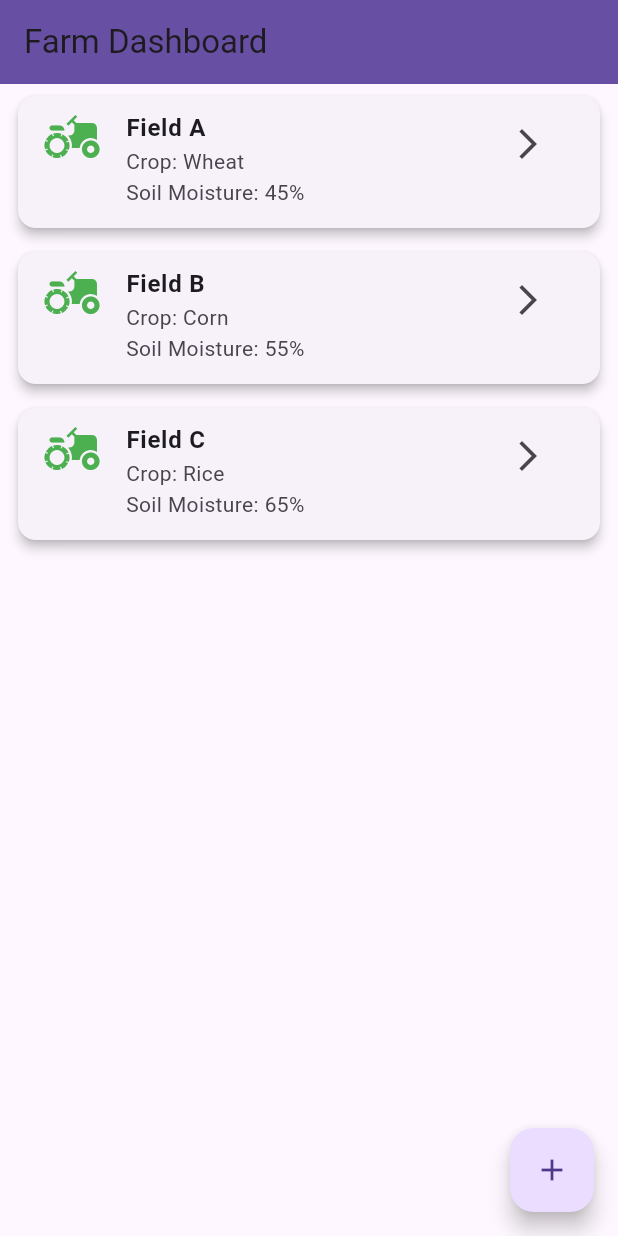
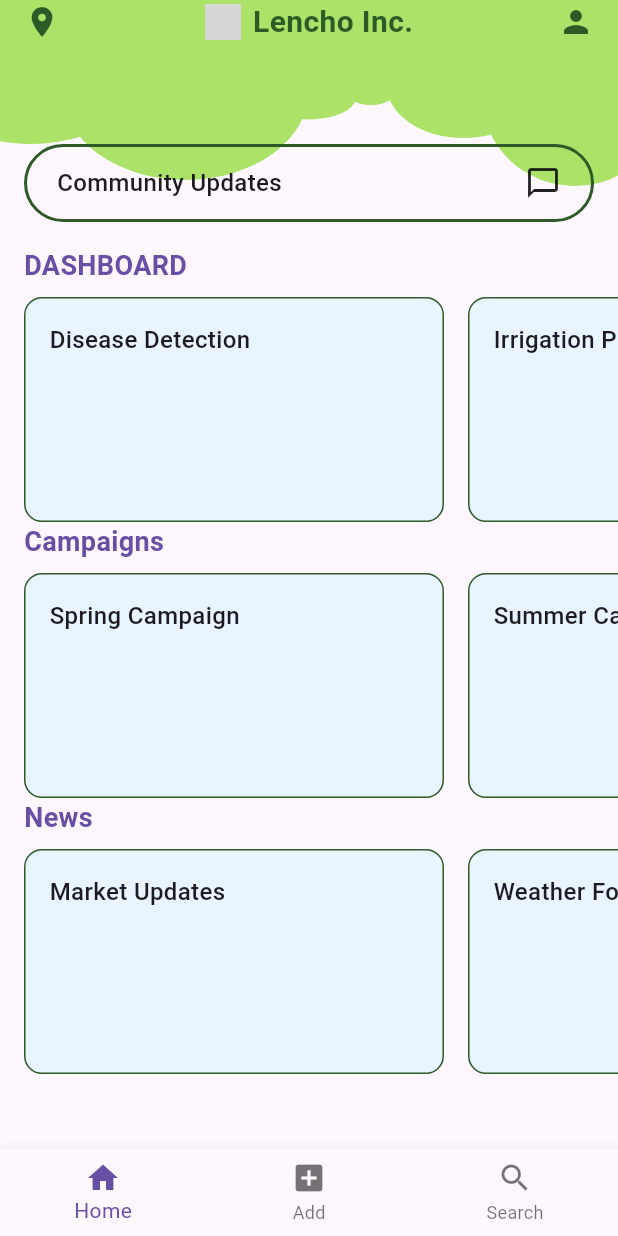
Before and after one commit to Niketw/lencho-server, a Flutter app: the HomePage screen opened directly, on a phone screen of 412 x 824 dp. Run offline on Flutter 3.47's test engine with Material 3 defaults, Android fonts, the light colour scheme and no system bars; our stand-ins replace cloud_firestore, firebase_auth, firebase_core, get; accounts and stored records are empty; generated files the repository leaves out were written again; grey boxes are pictures that could not be loaded.

Commit message:
home page design

```diff
--- a/lib/screens/auth/Email_Verification_Page.dart
+++ b/lib/screens/auth/Email_Verification_Page.dart
@@ -1,6 +1,6 @@
 import 'package:flutter/material.dart';
 import 'package:get/get.dart';
-import 'package:lencho/controllers/email.verification_controller.dart';
+import 'package:lencho/controllers/auth/email_verification_controller.dart';
 import 'package:lencho/widgets/auth/email_verification_widgets.dart'; // Adjust the import path as needed
 
 class EmailVerificationPage extends StatelessWidget {
--- a/lib/screens/auth/Phone_Verification_Page.dart
+++ b/lib/screens/auth/Phone_Verification_Page.dart
@@ -1,6 +1,6 @@
 import 'package:flutter/material.dart';
 import 'package:get/get.dart';
-import 'package:lencho/controllers/phone_verification_controller.dart';
+import 'package:lencho/controllers/auth/phone_verification_controller.dart';
 
 class PhoneVerificationPage extends StatelessWidget {
   final String verificationId;
--- a/lib/screens/home/home_page.dart
+++ b/lib/screens/home/home_page.dart
@@ -1,57 +1,177 @@
 import 'package:flutter/material.dart';
+import 'package:lencho/widgets/BushCloudRotated.dart';
+import 'package:lencho/widgets/home/section_widgets.dart';
 
 class HomePage extends StatelessWidget {
   const HomePage({super.key});
 
-  // Dummy data for farm fields.
-  final List<Map<String, String>> farmFields = const [
-    {"name": "Field A", "crop": "Wheat", "moisture": "45%"},
-    {"name": "Field B", "crop": "Corn", "moisture": "55%"},
-    {"name": "Field C", "crop": "Rice", "moisture": "65%"},
-  ];
-
   @override
   Widget build(BuildContext context) {
     return Scaffold(
-      appBar: AppBar(
-        title: const Text("Farm Dashboard"),
-        backgroundColor: Theme.of(context).colorScheme.primary,
-      ),
-      body: ListView.builder(
-        itemCount: farmFields.length,
-        itemBuilder: (context, index) {
-          final field = farmFields[index];
-          return Card(
-            margin: const EdgeInsets.symmetric(horizontal: 12, vertical: 8),
-            elevation: 3,
-            child: ListTile(
-              leading: const Icon(Icons.agriculture,
-                  size: 40, color: Colors.green),
-              title: Text(
-                field["name"]!,
-                style: const TextStyle(fontWeight: FontWeight.bold),
+      body: Column(
+        children: [
+          // Header with BushCloud
+          Stack(
+            children: [
+              const SizedBox(
+                height: 80,
+                width: double.infinity,
+                child: BushCloudRotated(),
               ),
-              subtitle: Text(
-                "Crop: ${field["crop"]!}\nSoil Moisture: ${field["moisture"]!}",
-                style: const TextStyle(height: 1.5),
+              SafeArea(
+                child: Padding(
+                  padding: const EdgeInsets.symmetric(horizontal: 16.0),
+                  child: Row(
+                    mainAxisAlignment: MainAxisAlignment.spaceBetween,
+                    children: [
+                      const Icon(Icons.location_on, color: Color(0xFF2D5A27)),
+                      Row(
+                        children: [
+                          Image.asset('assets/icon/icon.png', height: 24),
+                          const SizedBox(width: 8),
+                          const Text(
+                            'Lencho Inc.',
+                            style: TextStyle(
+                              fontSize: 20,
+                              color: Color(0xFF2D5A27),
+                              fontWeight: FontWeight.bold,
+                            ),
+                          ),
+                        ],
+                      ),
+                      const Icon(Icons.person, color: Color(0xFF2D5A27)),
+                    ],
+                  ),
+                ),
               ),
-              isThreeLine: true,
-              trailing: IconButton(
-                icon: const Icon(Icons.arrow_forward_ios),
-                onPressed: () {
-                  // Navigate to field details (to be implemented)
-                },
+            ],
+          ),
+
+          // Scrollable Content
+          Expanded(
+            child: SingleChildScrollView(
+              child: Column(
+                crossAxisAlignment: CrossAxisAlignment.start,
+                children: [
+                  // Community Updates
+                  Padding(
+                    padding: const EdgeInsets.all(16.0),
+                    child: InkWell(
+                      onTap: () {
+                        Navigator.pushNamed(context, '/community');
+                      },
+                      child: Container(
+                        padding: const EdgeInsets.symmetric(
+                          horizontal: 20,
+                          vertical: 12,
+                        ),
+                        decoration: BoxDecoration(
+                          border: Border.all(
+                            color: const Color(0xFF2D5A27),
+                            width: 2,
+                          ),
+                          borderRadius: BorderRadius.circular(30),
+                        ),
+                        child: Row(
+                          mainAxisAlignment: MainAxisAlignment.spaceBetween,
+                          children: const [
+                            Text(
+                              'Community Updates',
+                              style: TextStyle(
+                                fontSize: 16,
+                                fontWeight: FontWeight.w500,
+                              ),
+                            ),
+                            Icon(Icons.chat_bubble_outline),
+                          ],
+                        ),
+                      ),
+                    ),
+                  ),
+
+                  // Dashboard Section
+                  ScrollableSection(
+                    title: 'DASHBOARD',
+                    items: [
+                      SectionItem(
+                        title: 'Disease Detection',
+                        onTap: () => Navigator.pushNamed(
+                          context,
+                          '/dashboard/disease',
+                        ),
+                      ),
+                      SectionItem(
+                        title: 'Irrigation Plan',
+                        onTap: () => Navigator.pushNamed(
+                          context,
+                          '/dashboard/irrigation',
+                        ),
+                      ),
+                    ],
+                  ),
+
+                  // Campaigns Section
+                  ScrollableSection(
+                    title: 'Campaigns',
+                    items: [
+                      SectionItem(
+                        title: 'Spring Campaign',
+                        onTap: () => Navigator.pushNamed(
+                          context,
+                          '/campaigns/spring',
+                        ),
+                      ),
+                      SectionItem(
+                        title: 'Summer Campaign',
+                        onTap: () => Navigator.pushNamed(
+                          context,
+                          '/campaigns/summer',
+                        ),
+                      ),
+                    ],
+                  ),
+
+                  // News Section
+                  ScrollableSection(
+                    title: 'News',
+                    items: [
+                      SectionItem(
+                        title: 'Market Updates',
+                        onTap: () => Navigator.pushNamed(
+                          context,
+                          '/news/market',
+                        ),
+                      ),
+                      SectionItem(
+                        title: 'Weather Forecast',
+                        onTap: () => Navigator.pushNamed(
+                          context,
+                          '/news/weather',
+                        ),
+                      ),
+                    ],
+                  ),
+                ],
               ),
             ),
-          );
-        },
+          ),
+        ],
       ),
-      floatingActionButton: FloatingActionButton(
-        onPressed: () {
-          // Action for adding new field data (to be implemented)
-        },
-        tooltip: 'Add Field',
-        child: const Icon(Icons.add),
+      bottomNavigationBar: BottomNavigationBar(
+        items: const [
+          BottomNavigationBarItem(
+            icon: Icon(Icons.home),
+            label: 'Home',
+          ),
+          BottomNavigationBarItem(
+            icon: Icon(Icons.add_box),
+            label: 'Add',
+          ),
+          BottomNavigationBarItem(
+            icon: Icon(Icons.search),
+            label: 'Search',
+          ),
+        ],
       ),
     );
   }
--- /dev/null
+++ b/lib/widgets/BushCloudRotated.dart
@@ -0,0 +1,18 @@
+import 'package:flutter/material.dart';
+import 'package:lencho/widgets/BushCloudPainter.dart';
+import 'dart:math' as math;
+
+class BushCloudRotated extends StatelessWidget {
+  const BushCloudRotated({super.key});
+
+  @override
+  Widget build(BuildContext context) {
+    return Transform.rotate(
+      angle: math.pi, // 90 degrees
+      child: CustomPaint(
+        painter: BushCloudPainter(heightShift: 0),
+        child: Container(),
+      ),
+    );
+  }
+}
--- /dev/null
+++ b/lib/widgets/home/section_widgets.dart
@@ -0,0 +1,83 @@
+import 'package:flutter/material.dart';
+
+class ScrollableSection extends StatelessWidget {
+  final String title;
+  final List<SectionItem> items;
+
+  const ScrollableSection({
+    super.key,
+    required this.title,
+    required this.items,
+  });
+
+  @override
+  Widget build(BuildContext context) {
+    return Column(
+      crossAxisAlignment: CrossAxisAlignment.start,
+      children: [
+        Padding(
+          padding: const EdgeInsets.only(left: 16.0, bottom: 8.0),
+          child: Text(
+            title,
+            style: TextStyle(
+              fontSize: 18,
+              fontWeight: FontWeight.bold,
+              color: Theme.of(context).primaryColor,
+            ),
+          ),
+        ),
+        SizedBox(
+          height: 150,
+          child: ListView.builder(
+            scrollDirection: Axis.horizontal,
+            padding: const EdgeInsets.symmetric(horizontal: 16.0),
+            itemCount: items.length,
+            itemBuilder: (context, index) {
+              return Padding(
+                padding: const EdgeInsets.only(right: 16.0),
+                child: Container(
+                  width: 280,
+                  decoration: BoxDecoration(
+                    color: const Color(0xFFE8F4FF),
+                    borderRadius: BorderRadius.circular(12),
+                    border: Border.all(
+                      color: const Color(0xFF2D5A27),
+                      width: 1,
+                    ),
+                  ),
+                  child: Material(
+                    color: Colors.transparent,
+                    child: InkWell(
+                      onTap: items[index].onTap,
+                      borderRadius: BorderRadius.circular(12),
+                      child: Padding(
+                        padding: const EdgeInsets.all(16.0),
+                        child: Text(
+                          items[index].title,
+                          style: const TextStyle(
+                            fontSize: 16,
+                            fontWeight: FontWeight.w500,
+                          ),
+                        ),
+                      ),
+                    ),
+                  ),
+                ),
+              );
+            },
+          ),
+        ),
+      ],
+    );
+  }
+}
+
+class SectionItem {
+  final String title;
+  final VoidCallback onTap;
+
+  const SectionItem({
+    required this.title,
+    required this.onTap,
+  });
+}
```
Also changed, not shown: lib/controllers/auth/email_verification_controller.dart (renamed from lib/controllers/auth/email.verification_controller.dart).
